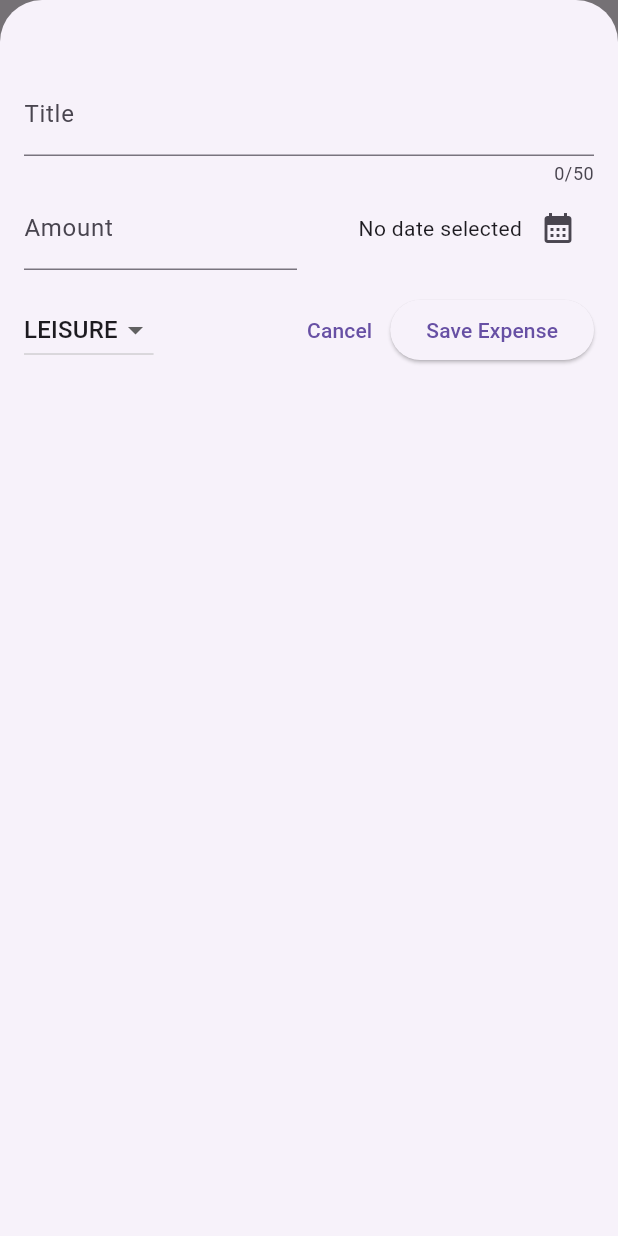
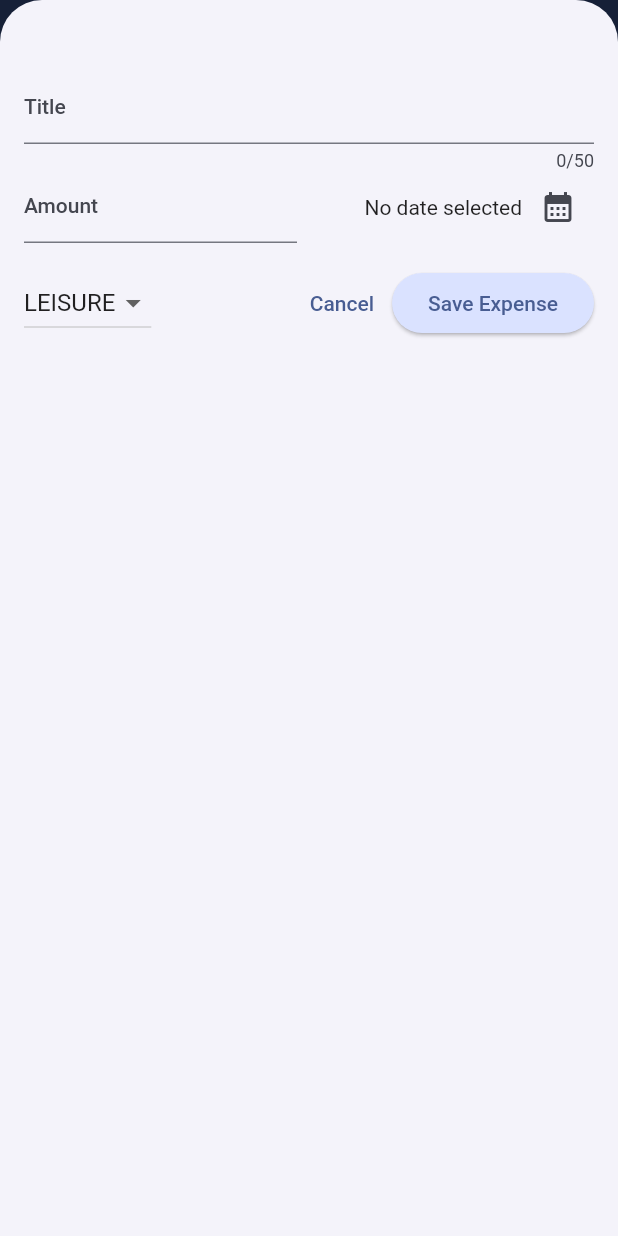
Before and after one commit to Some0ne3lse/expense_tracker, a Flutter app: the screen it shows after launch, after a tap on the "add" icon, on a phone screen of 412 x 824 dp. Run offline on Flutter 3.47's test engine with Material 2 defaults, Android fonts, the phone set to English and light mode, and no system bars.

Commit message:
Change theme

```diff
--- a/lib/main.dart
+++ b/lib/main.dart
@@ -1,11 +1,56 @@
 import 'package:flutter/material.dart';
 import 'package:expense_tracker/widgets/expenses.dart';
+
+var kColorScheme =
+    ColorScheme.fromSeed(seedColor: const Color.fromARGB(255, 99, 142, 245));
+
+var kDarkColorScheme = ColorScheme.fromSeed(
+  brightness: Brightness.dark,
+  seedColor: const Color.fromARGB(255, 5, 99, 125),
+);
 
 void main() {
   runApp(
     MaterialApp(
-      theme: ThemeData(useMaterial3: true),
-      home: Expenses(),
+      darkTheme: ThemeData.dark().copyWith(
+        useMaterial3: true,
+        colorScheme: kDarkColorScheme,
+        cardTheme: CardTheme().copyWith(
+          color: kDarkColorScheme.secondaryContainer,
+          margin: EdgeInsets.symmetric(horizontal: 16, vertical: 8),
+        ),
+        elevatedButtonTheme: ElevatedButtonThemeData(
+          style: ElevatedButton.styleFrom(
+            backgroundColor: kDarkColorScheme.primaryContainer,
+            foregroundColor: kDarkColorScheme.onPrimaryContainer,
+          ),
+        ),
+      ),
+      theme: ThemeData().copyWith(
+          useMaterial3: true,
+          colorScheme: kColorScheme,
+          appBarTheme: const AppBarTheme().copyWith(
+            backgroundColor: kColorScheme.onPrimaryContainer,
+            foregroundColor: kColorScheme.primaryContainer,
+          ),
+          cardTheme: CardTheme().copyWith(
+            color: kColorScheme.secondaryContainer,
+            margin: EdgeInsets.symmetric(horizontal: 16, vertical: 8),
+          ),
+          elevatedButtonTheme: ElevatedButtonThemeData(
+            style: ElevatedButton.styleFrom(
+              backgroundColor: kColorScheme.primaryContainer,
+            ),
+          ),
+          textTheme: ThemeData().textTheme.copyWith(
+                titleLarge: TextStyle(
+                  fontWeight: FontWeight.bold,
+                  color: kColorScheme.onSecondaryContainer,
+                  fontSize: 16,
+                ),
+              )),
+      // themeMode: ThemeMode.system, // default
+      home: const Expenses(),
     ),
   );
 }
--- a/lib/widgets/expenses_list/expense_item.dart
+++ b/lib/widgets/expenses_list/expense_item.dart
@@ -1,5 +1,3 @@
-import 'dart:math';
-
 import 'package:flutter/material.dart';
 import 'package:expense_tracker/models/expense.dart';
 
@@ -17,8 +15,12 @@ class ExpenseItem extends StatelessWidget {
           vertical: 16,
         ),
         child: Column(
+          crossAxisAlignment: CrossAxisAlignment.start,
           children: [
-            Text(expense.title),
+            Text(
+              expense.title,
+              style: Theme.of(context).textTheme.titleLarge,
+            ),
             const SizedBox(height: 4),
             Row(
               children: [
--- a/lib/widgets/expenses_list/expenses_list.dart
+++ b/lib/widgets/expenses_list/expenses_list.dart
@@ -18,6 +18,11 @@ class ExpensesList extends StatelessWidget {
         key: ValueKey(
           expenses[index],
         ),
+        background: Container(
+          color: Theme.of(context).colorScheme.error.withOpacity(0.75),
+          margin: EdgeInsets.symmetric(
+              horizontal: Theme.of(context).cardTheme.margin!.horizontal),
+        ),
         onDismissed: (direction) {
           onRemoveExpense(expenses[index]);
         },
```
